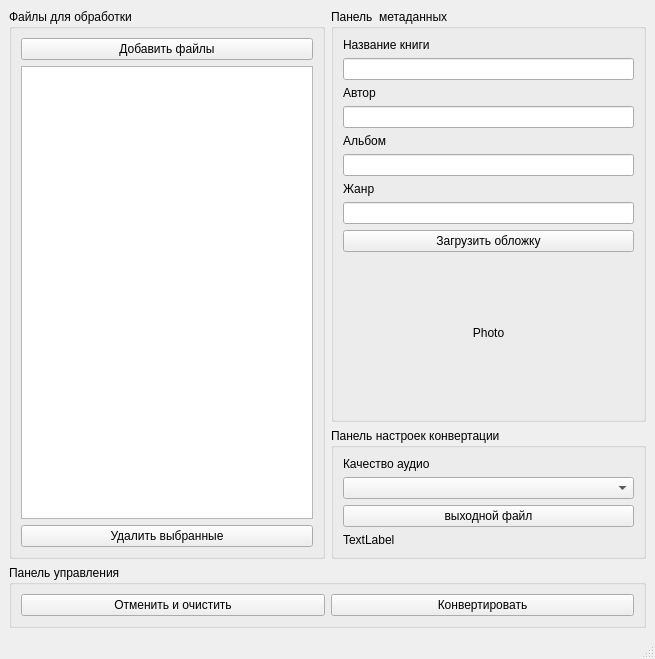
Qt form gui/main_window.ui (Alexploy777/audiobook_creator) before a commit.
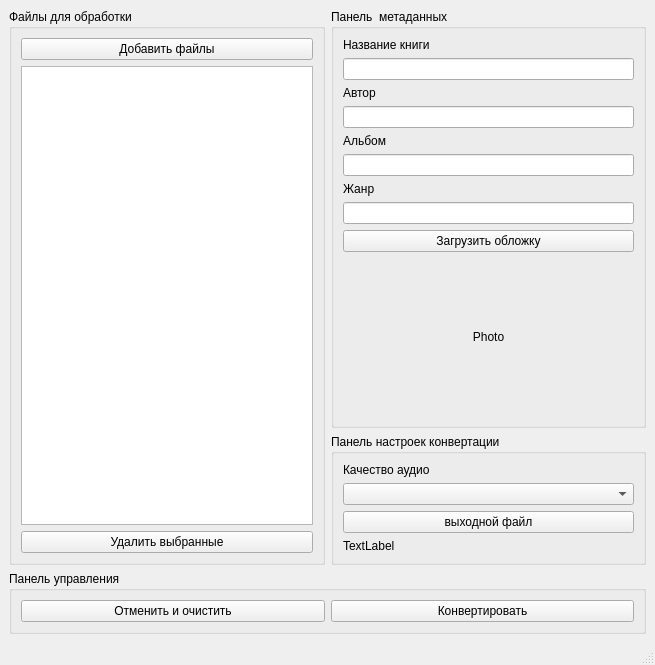
The same form after that commit.

Commit message:
Добавлена функция extract_and_show_cover
при добавлении mp3 файлов извлекаются обложки аудиокниги

Diff of the .ui file:
```diff
--- a/gui/main_window.ui
+++ b/gui/main_window.ui
@@ -7,7 +7,7 @@
     <x>0</x>
     <y>0</y>
     <width>655</width>
-    <height>659</height>
+    <height>665</height>
    </rect>
   </property>
   <property name="windowTitle">
@@ -144,7 +144,7 @@
          </item>
          <item>
           <layout class="QGridLayout" name="gridLayout">
-           <item row="1" column="0">
+           <item row="2" column="0">
             <widget class="QLabel" name="label_cover_of_book">
              <property name="minimumSize">
               <size>
@@ -167,7 +167,7 @@
              </property>
             </widget>
            </item>
-           <item row="2" column="0">
+           <item row="3" column="0">
             <spacer name="verticalSpacer_2">
              <property name="orientation">
               <enum>Qt::Vertical</enum>
@@ -180,6 +180,19 @@
              </property>
             </spacer>
            </item>
+           <item row="1" column="0">
+            <spacer name="verticalSpacer">
+             <property name="orientation">
+              <enum>Qt::Vertical</enum>
+             </property>
+             <property name="sizeHint" stdset="0">
+              <size>
+               <width>20</width>
+               <height>40</height>
+              </size>
+             </property>
+            </spacer>
+           </item>
           </layout>
          </item>
         </layout>
```
The commit also changes 2 other files.
